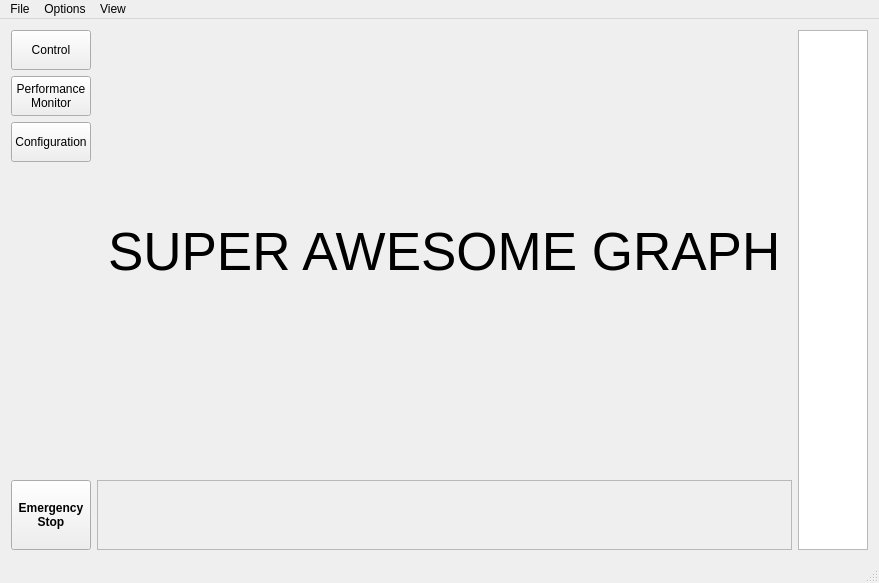
Old version of the form FESS-GUI/mainwindow.ui in the repository FIGS-FESS/FESSGUI.
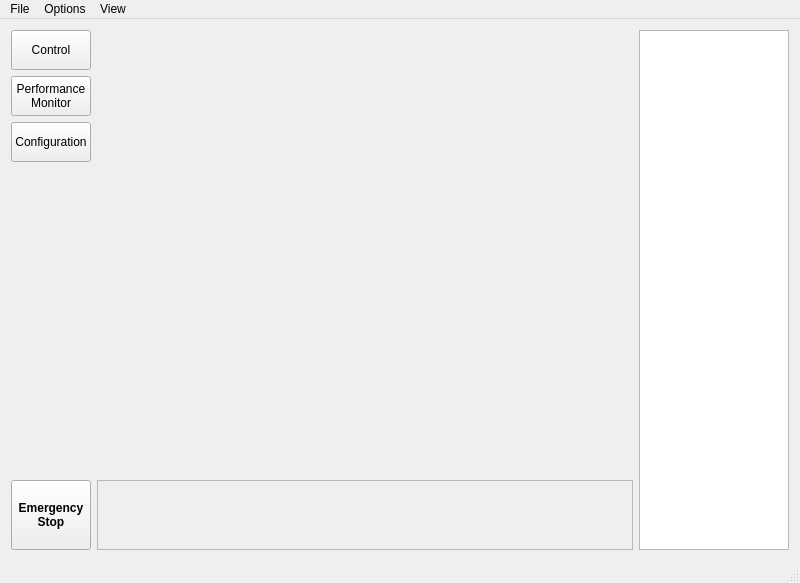
New version of the form. The open tabs and pages were chosen to show the change. Custom widgets are drawn as their Qt base class.

Commit message: Added real-time graph

The edit to the form file:
```diff
--- a/FESS-GUI/mainwindow.ui
+++ b/FESS-GUI/mainwindow.ui
@@ -6,7 +6,7 @@
    <rect>
     <x>0</x>
     <y>0</y>
-    <width>796</width>
+    <width>800</width>
     <height>583</height>
    </rect>
   </property>
@@ -247,16 +247,7 @@
       <widget class="QWidget" name="page_6">
        <layout class="QVBoxLayout" name="verticalLayout_5">
         <item>
-         <widget class="QLabel" name="label_7">
-          <property name="font">
-           <font>
-            <pointsize>40</pointsize>
-           </font>
-          </property>
-          <property name="text">
-           <string>SUPER AWESOME GRAPH</string>
-          </property>
-         </widget>
+         <widget class="QCustomPlot" name="widget" native="true"/>
         </item>
        </layout>
       </widget>
@@ -346,7 +337,7 @@
         <rect>
          <x>0</x>
          <y>0</y>
-         <width>616</width>
+         <width>516</width>
          <height>69</height>
         </rect>
        </property>
@@ -360,7 +351,7 @@
     <rect>
      <x>0</x>
      <y>0</y>
-     <width>796</width>
+     <width>800</width>
      <height>21</height>
     </rect>
    </property>
@@ -428,6 +419,14 @@
   </action>
  </widget>
  <layoutdefault spacing="6" margin="11"/>
+ <customwidgets>
+  <customwidget>
+   <class>QCustomPlot</class>
+   <extends>QWidget</extends>
+   <header>qcustomplot.h</header>
+   <container>1</container>
+  </customwidget>
+ </customwidgets>
  <tabstops>
   <tabstop>performButton</tabstop>
   <tabstop>configButton</tabstop>
```
Left out of the diff: 2 changed lines with no effect on the pictures. The commit also changes 302 other files.
